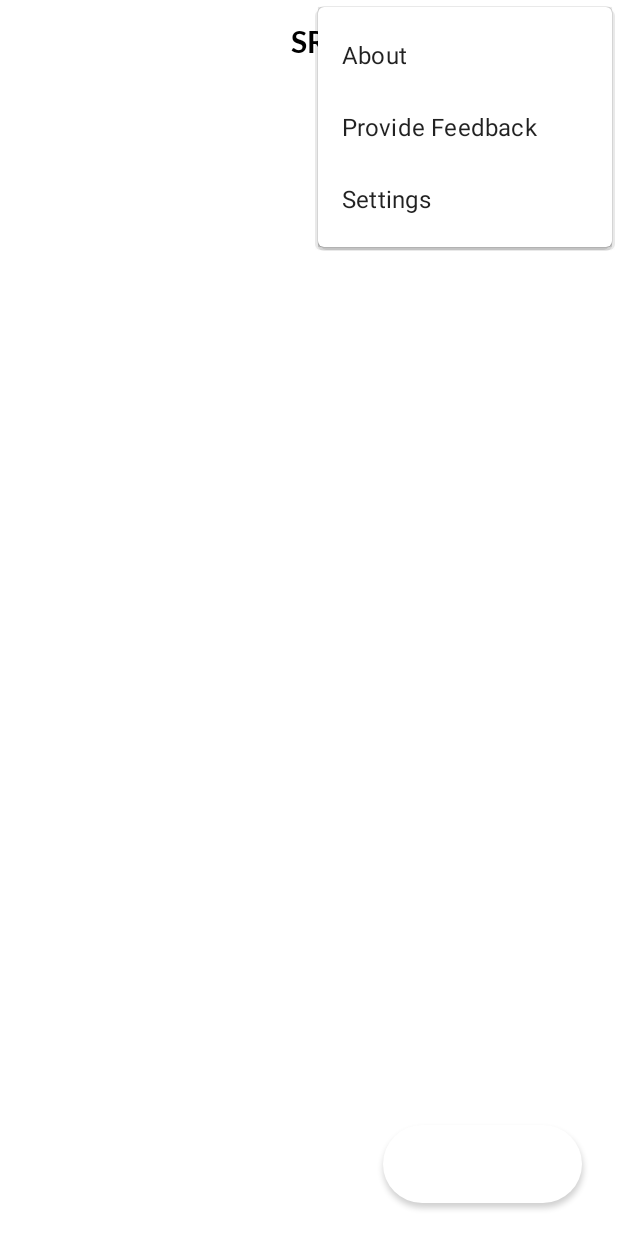
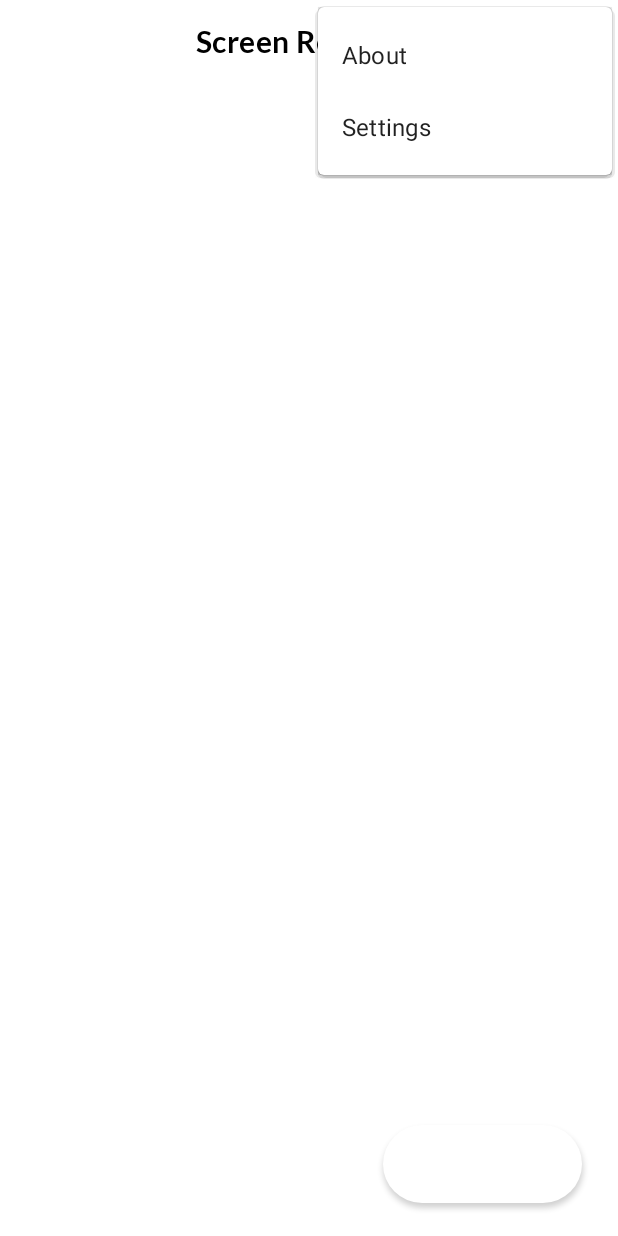
Before and after one commit to hoang-conal/ScreenRecoder, an Android app: the screen it shows after launch (MainActivity), with the options menu open, on a phone screen of 412 x 824 dp. Run offline under Robolectric (Android 15) with nearby library versions, the phone set to English and light mode, and no system bars; our stand-ins replace AdMob, RxJava, Timber; libraries missing offline, so code that uses them is left out: com.afollestad.assent, com.afollestad.inlineactivityresult, com.afollestad.materialdialogs, com.afollestad.recyclical, com.afollestad.rxkprefs; pictures from the network do not load; 22 statements that could not run were skipped.

Commit message:
update name

```diff
--- a/app/build.gradle
+++ b/app/build.gradle
@@ -3,6 +3,8 @@ apply plugin: 'com.android.application'
 apply plugin: 'kotlin-android'
 apply plugin: 'kotlin-kapt'
 apply plugin: 'kotlin-android-extensions'
+apply plugin: 'com.google.gms.google-services'
+apply plugin: 'com.google.firebase.crashlytics'
 
 android {
     compileSdkVersion 31
--- a/app/src/main/java/com/lieshoang/screenrecord/ui/main/MainActivity.kt
+++ b/app/src/main/java/com/lieshoang/screenrecord/ui/main/MainActivity.kt
@@ -201,9 +201,6 @@ class MainActivity : DarkModeSwitchActivity(), OverlayExplanationCallback {
         setOnMenuItemDebouncedClickListener { item ->
             when (item.itemId) {
                 R.id.about -> AboutDialog.show(this@MainActivity)
-                R.id.provide_feedback -> urlLauncher.viewUrl(
-                    "https://github.com/afollestad/mnml/issues/new/choose"
-                )
                 R.id.settings -> startActivity<SettingsActivity>()
                 R.id.share -> shareRecording(dataSource.getSelectedItems().single())
                 R.id.delete -> {
--- a/app/src/main/res/menu/main.xml
+++ b/app/src/main/res/menu/main.xml
@@ -3,9 +3,7 @@
   <item
       android:id="@+id/about"
       android:title="@string/about"/>
-  <item
-      android:id="@+id/provide_feedback"
-      android:title="@string/provide_feedback"/>
+
   <item
       android:id="@+id/settings"
       android:title="@string/settings"/>
--- a/app/src/main/res/values/strings.xml
+++ b/app/src/main/res/values/strings.xml
@@ -1,13 +1,12 @@
 <resources>
 
-  <string name="app_name" translatable="false">Screen Recorder</string>
-  <string name="app_name_short" translatable="false">SR</string>
-  <string name="app_name_short_withNumber" translatable="false">SR (%1$d)</string>
+  <string name="app_name" translatable="false">Z Screen Recorder</string>
+  <string name="app_name_short" translatable="false">Screen Recorder</string>
+  <string name="app_name_short_withNumber" translatable="false">Z Recorder (%1$d)</string>
 
   <string name="recordings_empty_text">You have no recordings, yet…</string>
 
   <string name="settings">Settings</string>
-  <string name="provide_feedback">Provide Feedback</string>
 
   <string name="install_video_viewer">Please install a video viewer app, such as Google Photos.</string>
   <string name="install_web_browser">Please install a web browser app, such as Google Chrome.</string>
```
Also changed, not shown: app/src/main/AndroidManifest.xml (+7 -0 lines), app/src/main/res/values/strings_about.xml (+6 -12 lines).
